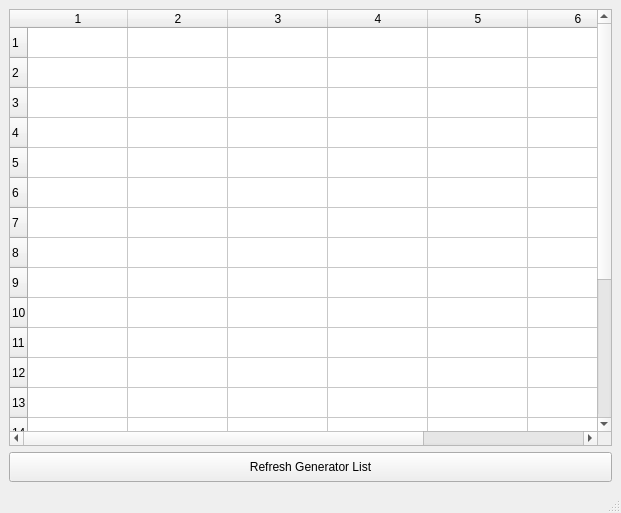
Qt form ui/gendata.ui (PlaviAjvar/Economic-Dispatching) before a commit.
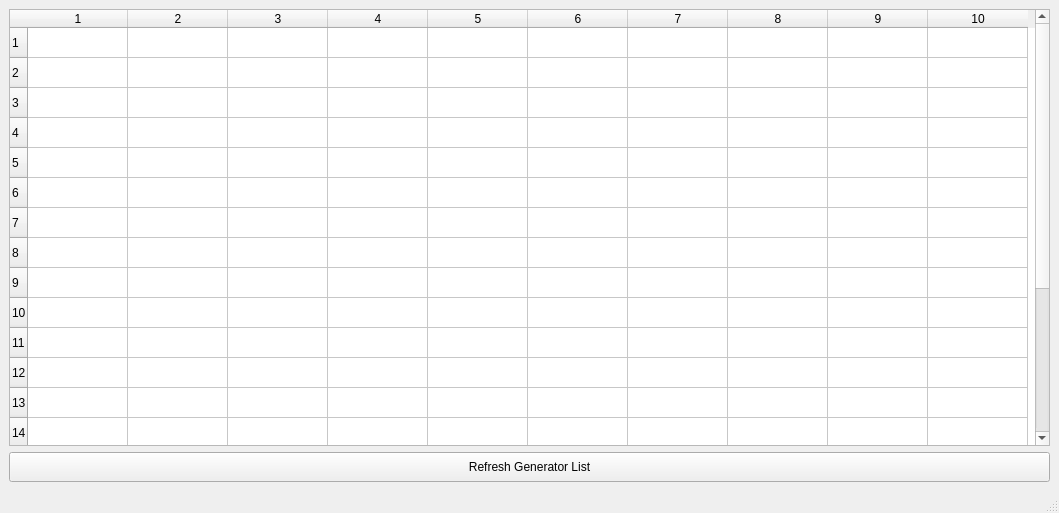
The same form after that commit.

Patch:
```diff
--- a/ui/gendata.ui
+++ b/ui/gendata.ui
@@ -6,7 +6,7 @@
    <rect>
     <x>0</x>
     <y>0</y>
-    <width>621</width>
+    <width>1059</width>
     <height>513</height>
    </rect>
   </property>
@@ -21,7 +21,7 @@
        <number>20</number>
       </property>
       <property name="columnCount">
-       <number>7</number>
+       <number>10</number>
       </property>
       <row/>
       <row/>
@@ -50,6 +50,9 @@
       <column/>
       <column/>
       <column/>
+      <column/>
+      <column/>
+      <column/>
      </widget>
     </item>
     <item>
```
Left out of the diff: 2 changed lines with no effect on the pictures.
